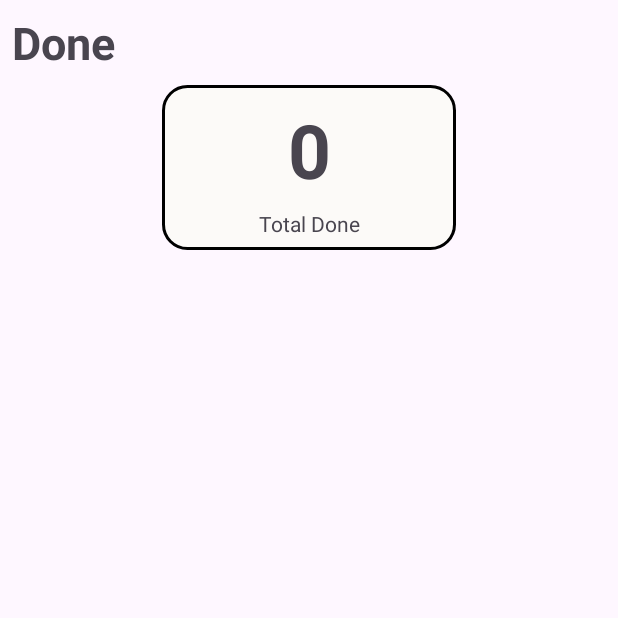
After one commit to kentjanuar/ProjekAkhirPaba, an Android app: the fragment done shown on its own in the app's theme, on a phone screen of 412 x 824 dp, the top half of it. The commit adds this screen. Run offline under Robolectric (Android 15) with nearby library versions, the phone set to English and light mode, and no system bars; 1 statement that could not run was skipped.

Commit message:
FIX FIX FIX

```diff
--- /dev/null
+++ b/app/src/main/java/com/implisit/projekakhirpaba/done.kt
@@ -0,0 +1,65 @@
+package com.implisit.projekakhirpaba
+
+import android.os.Bundle
+import androidx.fragment.app.Fragment
+import android.view.LayoutInflater
+import android.view.View
+import android.view.ViewGroup
+
+// TODO: Rename parameter arguments, choose names that match
+// the fragment initialization parameters, e.g. ARG_ITEM_NUMBER
+private const val ARG_PARAM1 = "param1"
+private const val ARG_PARAM2 = "param2"
+
+/**
+ * A simple [Fragment] subclass.
+ * Use the [done.newInstance] factory method to
+ * create an instance of this fragment.
+ */
+class done : Fragment() {
+    // TODO: Rename and change types of parameters
+    private var param1: String? = null
+    private var param2: String? = null
+
+    override fun onCreate(savedInstanceState: Bundle?) {
+        super.onCreate(savedInstanceState)
+        arguments?.let {
+            param1 = it.getString(ARG_PARAM1)
+            param2 = it.getString(ARG_PARAM2)
+        }
+    }
+
+    override fun onCreateView(
+        inflater: LayoutInflater, container: ViewGroup?,
+        savedInstanceState: Bundle?
+    ): View? {
+        // Inflate the layout for this fragment
+        return inflater.inflate(R.layout.fragment_done, container, false)
+    }
+
+    override fun onViewCreated(view: View, savedInstanceState: Bundle?) {
+        super.onViewCreated(view, savedInstanceState)
+
+
+    }
+
+    companion object {
+        /**
+         * Use this factory method to create a new instance of
+         * this fragment using the provided parameters.
+         *
+         * @param param1 Parameter 1.
+         * @param param2 Parameter 2.
+         * @return A new instance of fragment done.
+         */
+        // TODO: Rename and change types and number of parameters
+        @JvmStatic
+        fun newInstance(param1: String, param2: String) =
+            done().apply {
+                arguments = Bundle().apply {
+                    putString(ARG_PARAM1, param1)
+                    putString(ARG_PARAM2, param2)
+                }
+            }
+    }
+}
--- a/app/src/main/java/com/implisit/projekakhirpaba/film.kt
+++ b/app/src/main/java/com/implisit/projekakhirpaba/film.kt
@@ -6,5 +6,5 @@ data class film(
     var tahun: String ,
     var rating: String ,
     var deskripsi: String ,
-    var gambar: String
+    var gambar: String,
 )
--- a/app/src/main/java/com/implisit/projekakhirpaba/history.kt
+++ b/app/src/main/java/com/implisit/projekakhirpaba/history.kt
@@ -86,7 +86,8 @@ class history : Fragment() {
                         tempat = document.getString("theaterName") ?: "",
                         seat = seatNumbersString,
                         location = document.getString("theaterAddress") ?: "",
-                        genre = document.getString("genre") ?: ""
+                        genre = document.getString("genre") ?: "",
+                        statusDone = false
                     )
                     arTiket.add(ticket)
                 }
--- a/app/src/main/java/com/implisit/projekakhirpaba/tiket.kt
+++ b/app/src/main/java/com/implisit/projekakhirpaba/tiket.kt
@@ -7,6 +7,8 @@ data class tiket(
     val jam: String,
     val tempat: String,
     val seat: String,
-    val location: String
+    val location: String,
+    var statusDone: Boolean
+
 
 )
--- /dev/null
+++ b/app/src/main/res/drawable/done.xml
@@ -0,0 +1,5 @@
+<vector xmlns:android="http://schemas.android.com/apk/res/android" android:height="24dp" android:tint="#000000" android:viewportHeight="24" android:viewportWidth="24" android:width="24dp">
+
+    <path android:fillColor="@android:color/white" android:pathData="M9,16.2L4.8,12l-1.4,1.4L9,19 21,7l-1.4,-1.4L9,16.2z"/>
+
+</vector>
--- /dev/null
+++ b/app/src/main/res/layout/fragment_done.xml
@@ -0,0 +1,76 @@
+<?xml version="1.0" encoding="utf-8"?>
+<androidx.constraintlayout.widget.ConstraintLayout xmlns:android="http://schemas.android.com/apk/res/android"
+    xmlns:tools="http://schemas.android.com/tools"
+    android:layout_width="match_parent"
+    android:layout_height="match_parent"
+    xmlns:app="http://schemas.android.com/apk/res-auto"
+    tools:context=".done">
+
+    <!-- TODO: Update blank fragment layout -->
+
+    <ScrollView
+        android:layout_width="match_parent"
+        android:layout_height="wrap_content"
+        app:layout_constraintEnd_toEndOf="parent"
+        app:layout_constraintStart_toStartOf="parent"
+        app:layout_constraintTop_toTopOf="parent">
+
+        <androidx.constraintlayout.widget.ConstraintLayout
+            android:layout_width="match_parent"
+            android:layout_height="wrap_content">
+
+            <TextView
+                android:id="@+id/textView2"
+                android:layout_width="wrap_content"
+                android:layout_height="wrap_content"
+                android:layout_marginStart="8dp"
+                android:layout_marginTop="8dp"
+                android:text="Done"
+                android:textSize="30sp"
+                android:textStyle="bold"
+                app:layout_constraintStart_toStartOf="parent"
+                app:layout_constraintTop_toTopOf="parent" />
+
+            <ImageView
+                android:id="@+id/imageView5"
+                android:layout_width="196dp"
+                android:layout_height="110dp"
+                android:layout_marginTop="8dp"
+                android:src="@drawable/rounded_background_grey"
+                app:layout_constraintEnd_toEndOf="parent"
+                app:layout_constraintStart_toStartOf="parent"
+                app:layout_constraintTop_toBottomOf="@+id/textView2" />
+
+            <TextView
+                android:id="@+id/tiketDone"
+                android:layout_width="wrap_content"
+                android:layout_height="wrap_content"
+                android:layout_marginBottom="24dp"
+                android:text="0"
+                android:textSize="50sp"
+                android:textStyle="bold"
+                app:layout_constraintBottom_toBottomOf="@+id/imageView5"
+                app:layout_constraintEnd_toEndOf="@+id/imageView5"
+                app:layout_constraintStart_toStartOf="@+id/imageView5"
+                app:layout_constraintTop_toTopOf="@+id/imageView5" />
+
+            <TextView
+                android:layout_width="wrap_content"
+                android:layout_height="wrap_content"
+                android:layout_marginBottom="8dp"
+                android:text="Total Done"
+                app:layout_constraintBottom_toBottomOf="@+id/imageView5"
+                app:layout_constraintEnd_toEndOf="@+id/tiketDone"
+                app:layout_constraintStart_toStartOf="@+id/tiketDone" />
+
+            <androidx.recyclerview.widget.RecyclerView
+                android:id="@+id/rvDone"
+                android:layout_width="match_parent"
+                android:layout_height="wrap_content"
+                android:layout_marginTop="10dp"
+                app:layout_constraintStart_toStartOf="parent"
+                app:layout_constraintTop_toBottomOf="@+id/imageView5" />
+
+        </androidx.constraintlayout.widget.ConstraintLayout>
+    </ScrollView>
+</androidx.constraintlayout.widget.ConstraintLayout>
```
Also changed, not shown: app/src/main/java/com/implisit/projekakhirpaba/MainActivity.kt (+7 -0 lines), app/src/main/java/com/implisit/projekakhirpaba/adapterTiket.kt (+18 -0 lines), app/src/main/java/com/implisit/projekakhirpaba/pilihKursi.kt (+5 -2 lines), app/src/main/res/layout/activity_main.xml (+22 -1 lines), app/src/main/res/layout/tiket.xml (+11 -3 lines).
